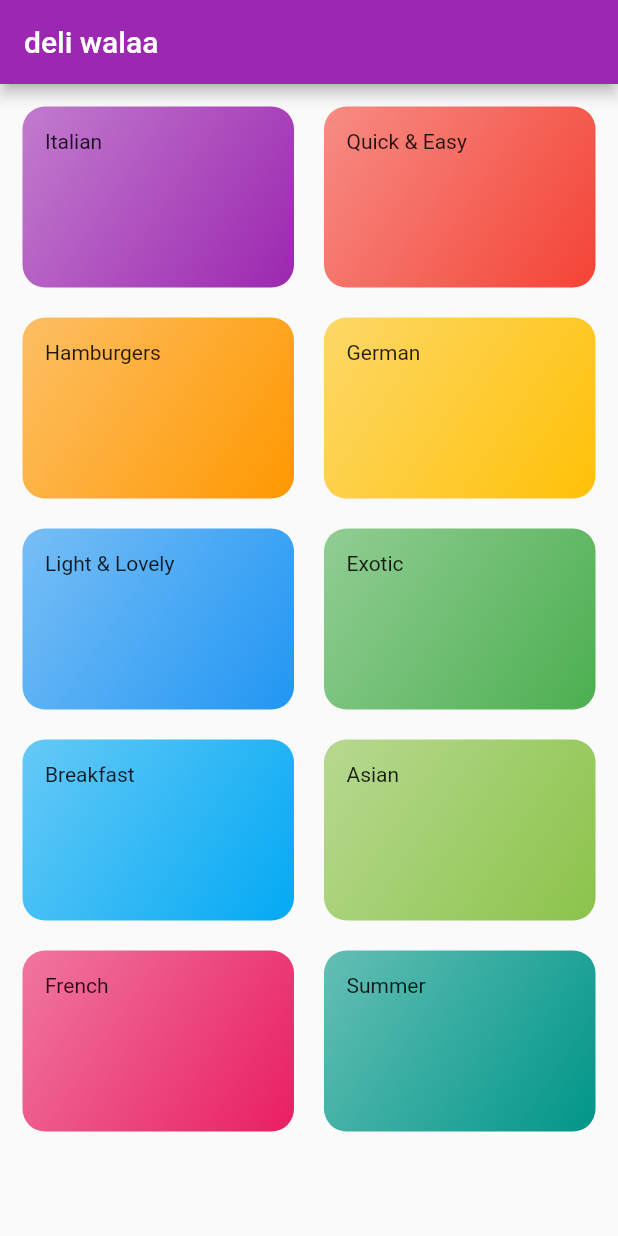
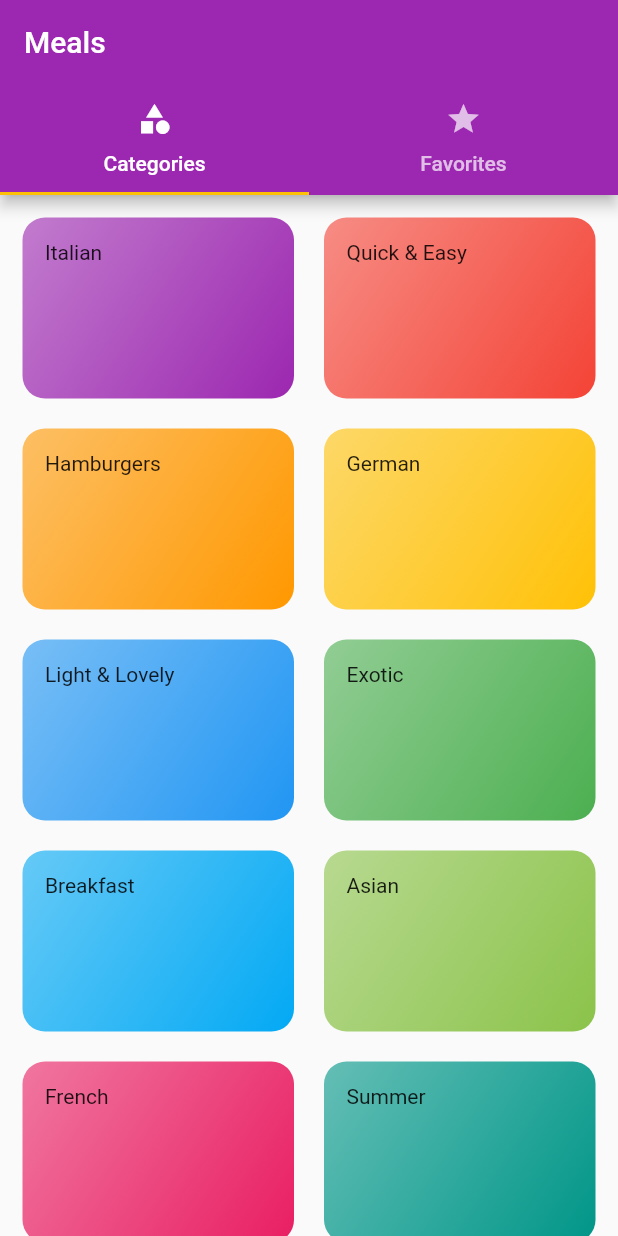
Before and after one commit to VaniDurgam/Navigation, a Flutter app: the screen it shows after launch, on a phone screen of 412 x 824 dp. Run offline on Flutter 3.47's test engine with Material 2 defaults, Android fonts, the phone set to English and light mode, and no system bars.

Commit message:
Navigation2

```diff
--- a/lib/main.dart
+++ b/lib/main.dart
@@ -1,5 +1,6 @@
 import 'package:flutter/material.dart';
 
+import './screens/tabs_screen.dart';
 import './screens/meal_detail_screen.dart';
 import './screens/category_meals_screen.dart';
 import './screens/categories_screen.dart';
@@ -26,7 +27,7 @@ class MyApp extends StatelessWidget {
       //home: CategoriesScreen(),
       initialRoute: '/',
       routes: {
-        '/': (ctx) => CategoriesScreen(),
+        '/': (ctx) => TabsScreen(),
         CategoryMealsScreen.routeName: (ctx) => CategoryMealsScreen(),
         MealDetailScreen.routeName: (ctx) => MealDetailScreen(),
       },
--- a/lib/screens/categories_screen.dart
+++ b/lib/screens/categories_screen.dart
@@ -5,14 +5,11 @@ import '../dummy_data.dart';
 class CategoriesScreen extends StatelessWidget {
   @override
   Widget build(BuildContext context) {
-    return Scaffold(
-      appBar: AppBar(
-        title: Text('deli walaa'),
-      ),
-      body: GridView(
+    return GridView(
       padding: EdgeInsets.all(15),
       children: DUMMY_CATEGORIES
-            .map((catData) => CategoryItem(catData.id ,catData.title, catData.color))
+          .map((catData) =>
+              CategoryItem(catData.id, catData.title, catData.color))
           .toList(),
       gridDelegate: SliverGridDelegateWithMaxCrossAxisExtent(
         maxCrossAxisExtent: 200,
@@ -20,7 +17,6 @@ class CategoriesScreen extends StatelessWidget {
         crossAxisSpacing: 20,
         mainAxisSpacing: 20,
       ),
-      ),
     );
   }
 }
--- /dev/null
+++ b/lib/screens/favorites_screen.dart
@@ -0,0 +1,10 @@
+import 'package:flutter/material.dart';
+
+class FavoritesScreen extends StatelessWidget {
+  @override
+  Widget build(BuildContext context) {
+    return Scaffold(
+      body: Text('My Favorites'),
+    );
+  }
+}
--- a/lib/screens/meal_detail_screen.dart
+++ b/lib/screens/meal_detail_screen.dart
@@ -62,7 +62,7 @@ class MealDetailScreen extends StatelessWidget {
                         child: Text('#${index + 1}')),
                     title: Text(selectedMeal.steps[index]),
                   ),
-                  Divider(indent: ,)
+                  Divider()
                 ],
               ),
               itemCount: selectedMeal.steps.length,
--- /dev/null
+++ b/lib/screens/tabs_screen.dart
@@ -0,0 +1,38 @@
+import 'package:flutter/material.dart';
+import './categories_screen.dart';
+import './favorites_screen.dart';
+
+class TabsScreen extends StatefulWidget {
+  @override
+  _TabsScreenState createState() => _TabsScreenState();
+}
+
+class _TabsScreenState extends State<TabsScreen> {
+  @override
+  Widget build(BuildContext context) {
+    return DefaultTabController(
+      length: 2,
+      //initialIndex: 0,
+      child: Scaffold(
+        appBar: AppBar(
+          title: Text('Meals'),
+          bottom: TabBar(
+            tabs: <Widget>[
+              Tab(
+                icon: Icon(Icons.category),
+                text: "Categories",
+              ),
+              Tab(
+                icon: Icon(Icons.star),
+                text: "Favorites",
+              )
+            ],
+          ),
+        ),
+        body: TabBarView(
+          children: <Widget>[CategoriesScreen(), FavoritesScreen()],
+        ),
+      ),
+    );
+  }
+}
```
Lines whose indentation alone changed are shown as unchanged.
